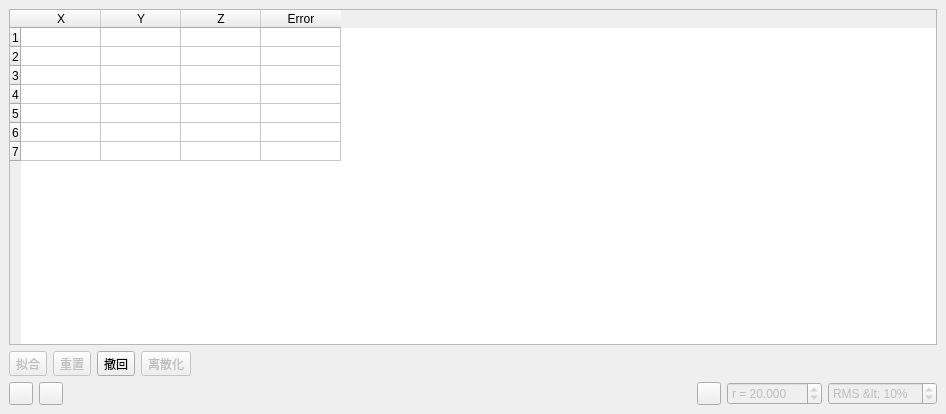
The window that src/ui/3DpointsPickedDlg.ui (qgis/QGIS) describes before a commit, drawn with Qt 5.
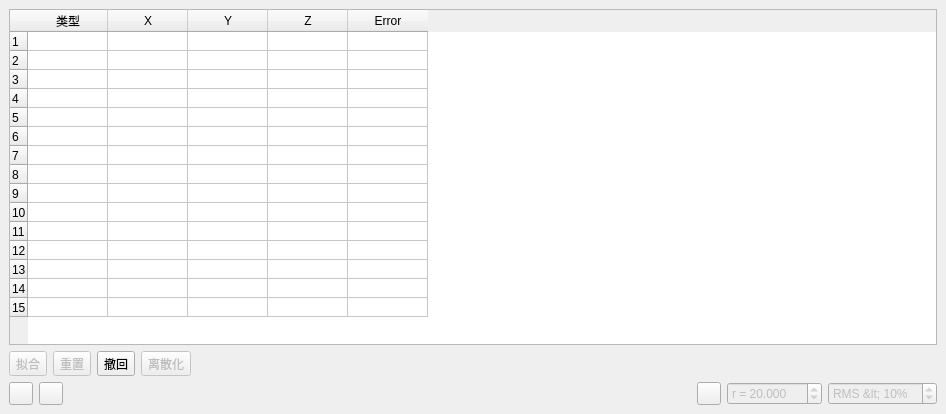
The same window after the commit. Icons and pictures are not drawn.

Diff of the .ui file:
```diff
--- a/src/ui/3DpointsPickedDlg.ui
+++ b/src/ui/3DpointsPickedDlg.ui
@@ -67,6 +67,51 @@
         <string>7</string>
        </property>
       </row>
+      <row>
+       <property name="text">
+        <string>8</string>
+       </property>
+      </row>
+      <row>
+       <property name="text">
+        <string>9</string>
+       </property>
+      </row>
+      <row>
+       <property name="text">
+        <string>10</string>
+       </property>
+      </row>
+      <row>
+       <property name="text">
+        <string>11</string>
+       </property>
+      </row>
+      <row>
+       <property name="text">
+        <string>12</string>
+       </property>
+      </row>
+      <row>
+       <property name="text">
+        <string>13</string>
+       </property>
+      </row>
+      <row>
+       <property name="text">
+        <string>14</string>
+       </property>
+      </row>
+      <row>
+       <property name="text">
+        <string>15</string>
+       </property>
+      </row>
+      <column>
+       <property name="text">
+        <string>类型</string>
+       </property>
+      </column>
       <column>
        <property name="text">
         <string notr="true">X</string>
```
